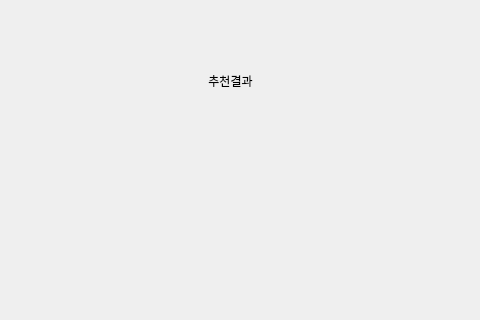
Qt form movie_UI.ui (guaba98/movie_recommender) before a commit; both pictures show x 170 to 650 and y 0 to 320 of the 811 by 582 pixel window.
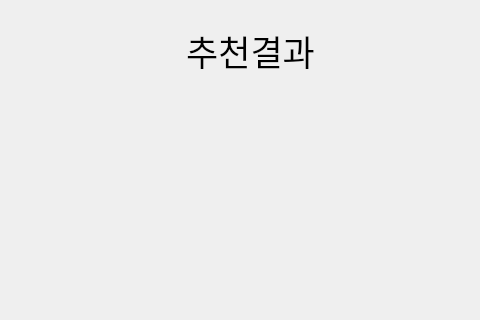
The same form after that commit. The open tabs and pages were chosen to show the change. Icons and pictures are not drawn.

Commit message: ui 수정

```diff
--- a/movie_UI.ui
+++ b/movie_UI.ui
@@ -271,12 +271,17 @@
        <widget class="QLabel" name="label_10">
         <property name="geometry">
          <rect>
-          <x>290</x>
-          <y>50</y>
+          <x>310</x>
+          <y>20</y>
           <width>221</width>
           <height>61</height>
          </rect>
         </property>
+        <property name="font">
+         <font>
+          <pointsize>26</pointsize>
+         </font>
+        </property>
         <property name="text">
          <string>추천결과</string>
         </property>
```
Left out of the diff: 2 changed lines with no effect on the pictures.
